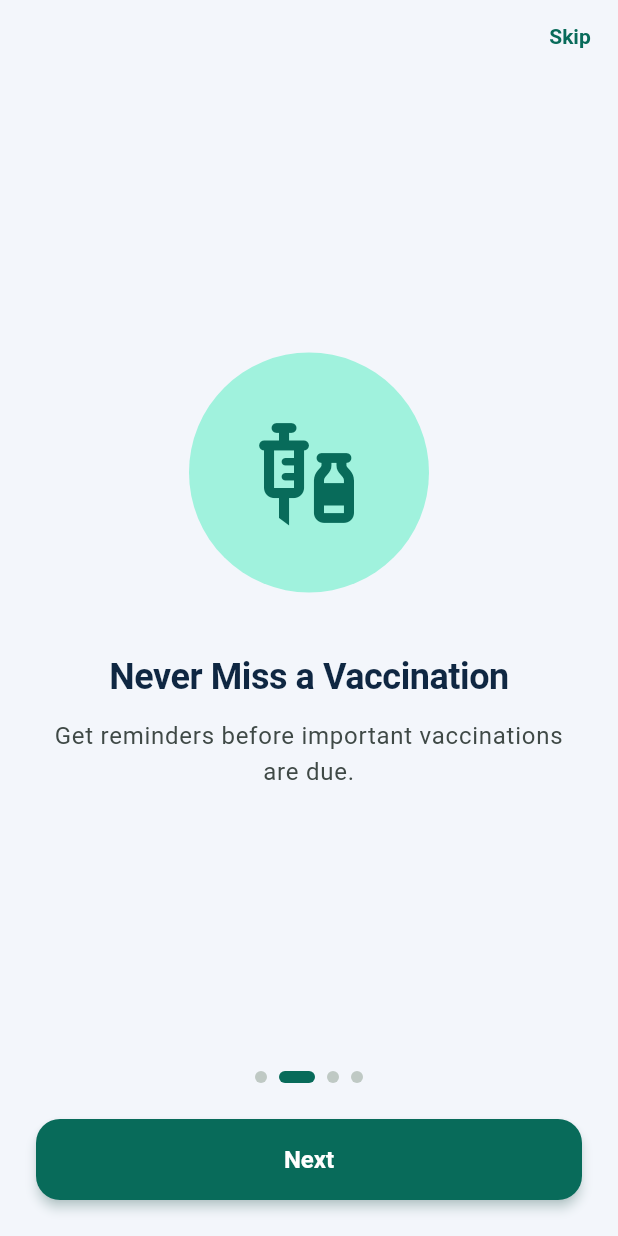
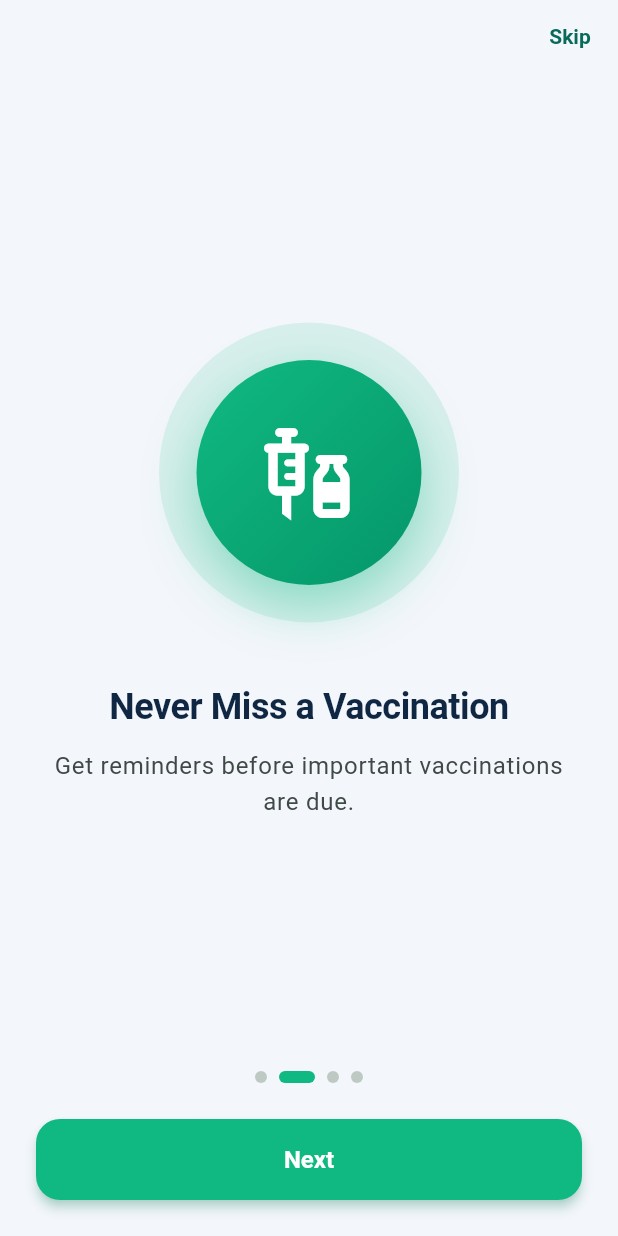
Before and after one commit to RensithUdara/PetCare-Mobile-Application, a Flutter app: the screen it shows after launch, after a tap on "Next", on a phone screen of 412 x 824 dp. Run offline on Flutter 3.47's test engine with Material 3 defaults, Android fonts, the phone set to English and light mode, and no system bars; our stand-ins replace cached_network_image, cloud_firestore, connectivity_plus, dio, file_picker, firebase_auth and 20 more; missing offline and left inert: pdfx; accounts and stored records are empty.

Commit message:
feat: enhance onboarding and splash screens with improved UI elements and accent features

```diff
--- a/lib/features/onboarding/presentation/screens/onboarding_screen.dart
+++ b/lib/features/onboarding/presentation/screens/onboarding_screen.dart
@@ -2,23 +2,25 @@ import 'package:flutter/material.dart';
 import 'package:flutter_riverpod/flutter_riverpod.dart';
 
 import '../providers/onboarding_controller.dart';
+import '../../../../core/theme/app_colors.dart';
 
 class _OnboardingPage {
-  const _OnboardingPage(this.icon, this.title, this.body);
+  const _OnboardingPage(this.icon, this.title, this.body, this.accent);
   final IconData icon;
   final String title;
   final String body;
+  final FeatureAccent accent;
 }
 
 const _pages = [
   _OnboardingPage(Icons.pets, 'Manage Your Pets',
-      "Keep all your pets' information in one place."),
+      "Keep all your pets' information in one place.", FeatureAccent.pets),
   _OnboardingPage(Icons.vaccines, 'Never Miss a Vaccination',
-      'Get reminders before important vaccinations are due.'),
+      'Get reminders before important vaccinations are due.', FeatureAccent.vaccinations),
   _OnboardingPage(Icons.event_available, 'Track Vet Appointments',
-      'Manage upcoming veterinary visits.'),
+      'Manage upcoming veterinary visits.', FeatureAccent.appointments),
   _OnboardingPage(Icons.folder_shared, 'Keep Medical Records Safe',
-      'Store important documents digitally.'),
+      'Store important documents digitally.', FeatureAccent.documents),
 ];
 
 class OnboardingScreen extends ConsumerStatefulWidget {
@@ -82,10 +84,30 @@ class _OnboardingScreenState extends ConsumerState<OnboardingScreen> {
                     child: Column(
                       mainAxisAlignment: MainAxisAlignment.center,
                       children: [
-                        CircleAvatar(
-                          radius: 80,
-                          backgroundColor: scheme.primaryContainer,
-                          child: Icon(page.icon, size: 80, color: scheme.primary),
+                        Container(
+                          width: 200,
+                          height: 200,
+                          decoration: BoxDecoration(
+                            shape: BoxShape.circle,
+                            color: page.accent.color.withValues(alpha: 0.12),
+                          ),
+                          alignment: Alignment.center,
+                          child: Container(
+                            width: 150,
+                            height: 150,
+                            decoration: BoxDecoration(
+                              shape: BoxShape.circle,
+                              gradient: page.accent.gradient,
+                              boxShadow: [
+                                BoxShadow(
+                                  color: page.accent.color.withValues(alpha: 0.4),
+                                  blurRadius: 30,
+                                  offset: const Offset(0, 14),
+                                ),
+                              ],
+                            ),
+                            child: Icon(page.icon, size: 72, color: Colors.white),
+                          ),
                         ),
                         const SizedBox(height: 40),
                         Text(
@@ -117,7 +139,7 @@ class _OnboardingScreenState extends ConsumerState<OnboardingScreen> {
                     width: i == _index ? 24 : 8,
                     height: 8,
                     decoration: BoxDecoration(
-                      color: i == _index ? scheme.primary : scheme.outlineVariant,
+                      color: i == _index ? _pages[_index].accent.color : scheme.outlineVariant,
                       borderRadius: BorderRadius.circular(4),
                     ),
                   ),
@@ -126,6 +148,10 @@ class _OnboardingScreenState extends ConsumerState<OnboardingScreen> {
             Padding(
               padding: const EdgeInsets.all(24),
               child: FilledButton(
+                style: FilledButton.styleFrom(
+                  backgroundColor: _pages[_index].accent.color,
+                  shadowColor: _pages[_index].accent.color.withValues(alpha: 0.5),
+                ),
                 onPressed: _next,
                 child: Text(_isLast ? 'Get Started' : 'Next'),
               ),
--- a/lib/features/splash/presentation/screens/splash_screen.dart
+++ b/lib/features/splash/presentation/screens/splash_screen.dart
@@ -1,6 +1,7 @@
 import 'package:flutter/material.dart';
 
 import '../../../../core/constants/app_constants.dart';
+import '../../../../core/theme/app_colors.dart';
 
 /// Displayed while the router resolves auth state; redirection itself
 /// is handled by the router, not this widget.
@@ -9,30 +10,49 @@ class SplashScreen extends StatelessWidget {
 
   @override
   Widget build(BuildContext context) {
-    final scheme = Theme.of(context).colorScheme;
+    final theme = Theme.of(context);
     return Scaffold(
-      backgroundColor: scheme.primary,
-      body: Center(
+      body: Container(
+        width: double.infinity,
+        decoration: const BoxDecoration(gradient: AppColors.brandGradient),
         child: Column(
-          mainAxisSize: MainAxisSize.min,
+          mainAxisAlignment: MainAxisAlignment.center,
           children: [
-            Icon(Icons.pets, size: 72, color: scheme.onPrimary),
-            const SizedBox(height: 16),
+            Container(
+              width: 110,
+              height: 110,
+              decoration: BoxDecoration(
+                color: Colors.white,
+                borderRadius: BorderRadius.circular(34),
+                boxShadow: [
+                  BoxShadow(
+                    color: Colors.black.withValues(alpha: 0.18),
+                    blurRadius: 30,
+                    offset: const Offset(0, 12),
+                  ),
+                ],
+              ),
+              child: const Icon(Icons.pets, size: 60, color: AppColors.teal),
+            ),
+            const SizedBox(height: 24),
             Text(
               AppConstants.appName,
-              style: Theme.of(context).textTheme.headlineMedium?.copyWith(
-                    color: scheme.onPrimary,
-                    fontWeight: FontWeight.w700,
-                  ),
+              style: theme.textTheme.headlineMedium?.copyWith(
+                color: Colors.white,
+                fontWeight: FontWeight.w800,
+                letterSpacing: 0.5,
+              ),
             ),
-            const SizedBox(height: 32),
-            SizedBox(
-              width: 24,
-              height: 24,
-              child: CircularProgressIndicator(
-                strokeWidth: 2.5,
-                color: scheme.onPrimary,
-              ),
+            const SizedBox(height: 6),
+            Text(
+              'Healthy pets, happy homes',
+              style: theme.textTheme.bodyMedium?.copyWith(color: Colors.white.withValues(alpha: 0.9)),
+            ),
+            const SizedBox(height: 40),
+            const SizedBox(
+              width: 26,
+              height: 26,
+              child: CircularProgressIndicator(strokeWidth: 2.5, color: Colors.white),
             ),
           ],
         ),
```
